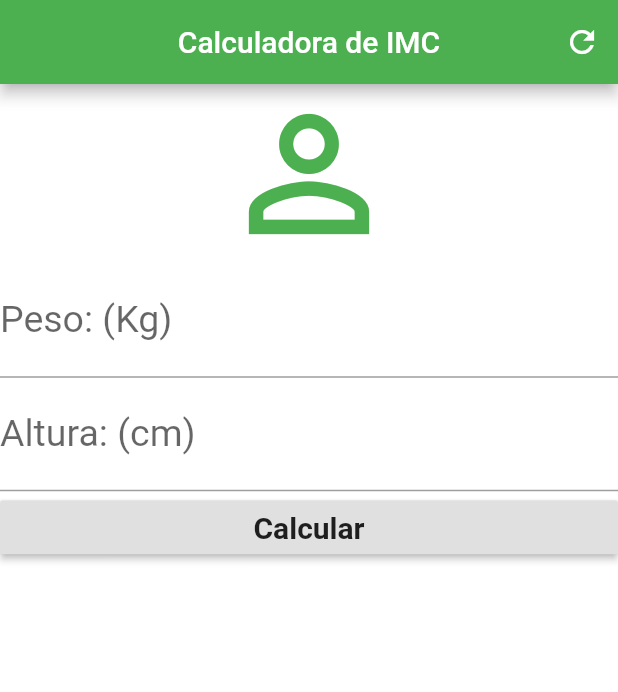
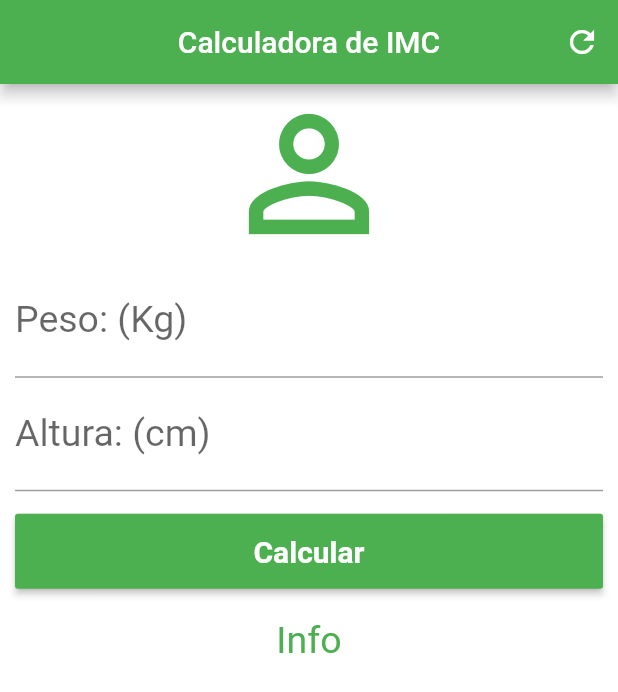
Before and after one commit to wesleyeduardocr7/calculadora_imc_flutter, a Flutter app: the screen it shows after launch, on a phone screen of 412 x 824 dp. Shown: the top 692 px of the screen. Run offline on Flutter 3.47's test engine with Material 2 defaults, Android fonts, the phone set to English and light mode, and no system bars.

Commit message:
finalizando_design_tela

```diff
--- a/lib/main.dart
+++ b/lib/main.dart
@@ -25,7 +25,12 @@ class _HomeState extends State<Home> {
         ],
       ),
       backgroundColor: Colors.white,
-      body: Column(
+
+      body: SingleChildScrollView(
+
+        padding: EdgeInsets.fromLTRB(10.0, 0.0, 10.0, 0.0),
+
+        child: Column(
           crossAxisAlignment: CrossAxisAlignment.stretch,
           children: <Widget>[
             Icon(Icons.person_outline, size: 120.0, color: Colors.green),
@@ -44,14 +49,28 @@ class _HomeState extends State<Home> {
               cursorColor: Colors.purple,
             ),
 
-          RaisedButton(
+            Padding(
+              padding: EdgeInsets.only(top: 15.0, bottom: 10.0),
+              child:   Container(
+                height: 50.0,
+                child: RaisedButton(
+                  color: Colors.green,
                   child: Text("Calcular",
-              style: TextStyle(fontSize: 20.0, fontWeight: FontWeight.bold)),
+                      style: TextStyle(fontSize: 20.0, color: Colors.white, fontWeight: FontWeight.bold)),
                   onPressed: (){},
                 ),
+              ),
+            ),
 
+            Padding(
+                padding: EdgeInsets.all(10.0),
+                child: Text("Info",
+                    textAlign: TextAlign.center,
+                    style: TextStyle(color: Colors.green, fontSize: 25.0))
+            ),
           ],
         ),
+      ) ,
     );
   }
 }
```
Lines whose indentation alone changed are shown as unchanged.
